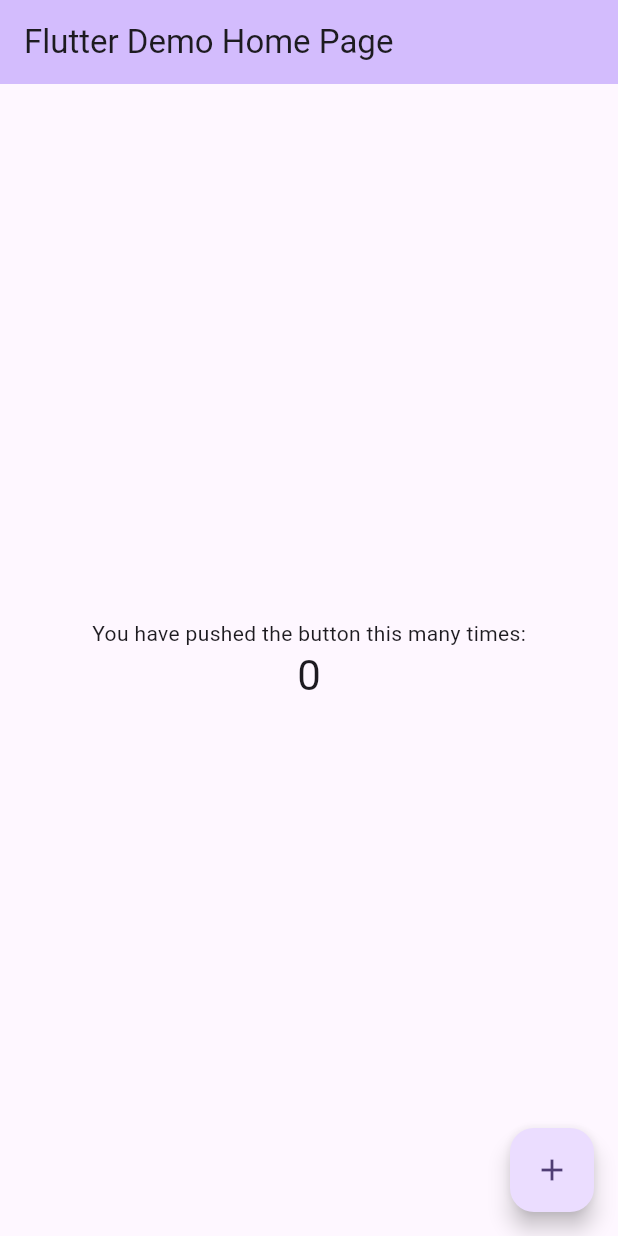
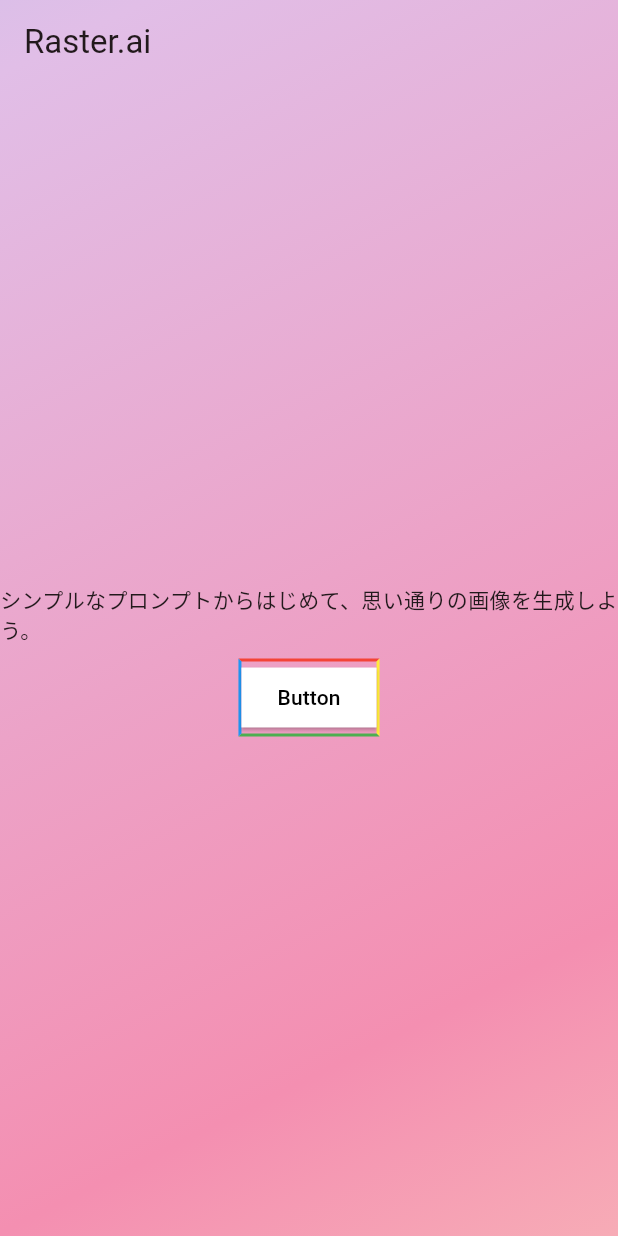
Before and after one commit to utsumees/raster-ai, a Flutter app: the screen it shows after launch, on a phone screen of 412 x 824 dp. Run offline on Flutter 3.47's test engine with Material 3 defaults, Android fonts, the phone set to English and light mode, and no system bars; our stand-ins replace hooks_riverpod.

Commit message:
Implement animation background

```diff
--- a/lib/main.dart
+++ b/lib/main.dart
@@ -1,122 +1,162 @@
+import 'dart:ui' as ui;
+
 import 'package:flutter/material.dart';
+import 'package:hooks_riverpod/hooks_riverpod.dart';
 
 void main() {
-  runApp(const MyApp());
+  runApp(const ProviderScope(child: MyApp()));
 }
 
 class MyApp extends StatelessWidget {
   const MyApp({super.key});
 
-  // This widget is the root of your application.
   @override
   Widget build(BuildContext context) {
     return MaterialApp(
-      title: 'Flutter Demo',
+      title: 'Raster.ai',
       theme: ThemeData(
-        // This is the theme of your application.
-        //
-        // TRY THIS: Try running your application with "flutter run". You'll see
-        // the application has a purple toolbar. Then, without quitting the app,
-        // try changing the seedColor in the colorScheme below to Colors.green
-        // and then invoke "hot reload" (save your changes or press the "hot
-        // reload" button in a Flutter-supported IDE, or press "r" if you used
-        // the command line to start the app).
-        //
-        // Notice that the counter didn't reset back to zero; the application
-        // state is not lost during the reload. To reset the state, use hot
-        // restart instead.
-        //
-        // This works for code too, not just values: Most code changes can be
-        // tested with just a hot reload.
-        colorScheme: ColorScheme.fromSeed(seedColor: Colors.deepPurple),
+        colorScheme: ColorScheme.fromSeed(seedColor: Colors.black54),
+        scaffoldBackgroundColor: Colors.transparent,
       ),
-      home: const MyHomePage(title: 'Flutter Demo Home Page'),
+      home: const GetStartedPage(),
     );
   }
 }
 
-class MyHomePage extends StatefulWidget {
-  const MyHomePage({super.key, required this.title});
-
-  // This widget is the home page of your application. It is stateful, meaning
-  // that it has a State object (defined below) that contains fields that affect
-  // how it looks.
-
-  // This class is the configuration for the state. It holds the values (in this
-  // case the title) provided by the parent (in this case the App widget) and
-  // used by the build method of the State. Fields in a Widget subclass are
-  // always marked "final".
-
-  final String title;
+class GetStartedPage extends ConsumerStatefulWidget {
+  const GetStartedPage({super.key});
 
   @override
-  State<MyHomePage> createState() => _MyHomePageState();
+  _GetStartedPageState createState() => _GetStartedPageState();
 }
 
-class _MyHomePageState extends State<MyHomePage> {
-  int _counter = 0;
+class _GetStartedPageState extends ConsumerState<GetStartedPage>
+    with TickerProviderStateMixin {
+  late AnimationController _controller;
 
-  void _incrementCounter() {
-    setState(() {
-      // This call to setState tells the Flutter framework that something has
-      // changed in this State, which causes it to rerun the build method below
-      // so that the display can reflect the updated values. If we changed
-      // _counter without calling setState(), then the build method would not be
-      // called again, and so nothing would appear to happen.
-      _counter++;
-    });
+  @override
+  void initState() {
+    super.initState();
+
+    // アニメーション用コントローラー (20秒周期でループ)
+    _controller = AnimationController(
+      vsync: this,
+      duration: const Duration(seconds: 20), // ループ時間を長くする
+    )..repeat();
+  }
+
+  @override
+  void dispose() {
+    _controller.dispose();
+    super.dispose();
   }
 
   @override
   Widget build(BuildContext context) {
-    // This method is rerun every time setState is called, for instance as done
-    // by the _incrementCounter method above.
-    //
-    // The Flutter framework has been optimized to make rerunning build methods
-    // fast, so that you can just rebuild anything that needs updating rather
-    // than having to individually change instances of widgets.
-    return Scaffold(
-      appBar: AppBar(
-        // TRY THIS: Try changing the color here to a specific color (to
-        // Colors.amber, perhaps?) and trigger a hot reload to see the AppBar
-        // change color while the other colors stay the same.
-        backgroundColor: Theme.of(context).colorScheme.inversePrimary,
-        // Here we take the value from the MyHomePage object that was created by
-        // the App.build method, and use it to set our appbar title.
-        title: Text(widget.title),
-      ),
-      body: Center(
-        // Center is a layout widget. It takes a single child and positions it
-        // in the middle of the parent.
-        child: Column(
-          // Column is also a layout widget. It takes a list of children and
-          // arranges them vertically. By default, it sizes itself to fit its
-          // children horizontally, and tries to be as tall as its parent.
-          //
-          // Column has various properties to control how it sizes itself and
-          // how it positions its children. Here we use mainAxisAlignment to
-          // center the children vertically; the main axis here is the vertical
-          // axis because Columns are vertical (the cross axis would be
-          // horizontal).
-          //
-          // TRY THIS: Invoke "debug painting" (choose the "Toggle Debug Paint"
-          // action in the IDE, or press "p" in the console), to see the
-          // wireframe for each widget.
-          mainAxisAlignment: MainAxisAlignment.center,
-          children: <Widget>[
-            const Text('You have pushed the button this many times:'),
-            Text(
-              '$_counter',
-              style: Theme.of(context).textTheme.headlineMedium,
+    return Stack(
+      children: [
+        AnimatedBuilder(
+          animation: _controller,
+          builder: (context, child) {
+            return MarbleBackground(animationValue: _controller.value);
+          },
+        ),
+        Scaffold(
+          backgroundColor: Colors.transparent,
+          appBar: AppBar(
+            title: const Text("Raster.ai"),
+            backgroundColor: Colors.transparent,
+            elevation: 0,
+          ),
+          body: SafeArea(
+            child: Center(
+              child: Column(
+                mainAxisSize: MainAxisSize.min,
+                children: [
+                  const Text("シンプルなプロンプトからはじめて、思い通りの画像を生成しよう。"),
+                  const SizedBox(height: 10),
+                  Container(
+                    decoration: BoxDecoration(
+                      border: Border(
+                        top: BorderSide(color: Colors.red, width: 2),
+                        left: BorderSide(color: Colors.blue, width: 2),
+                        right: BorderSide(color: Colors.yellow, width: 2),
+                        bottom: BorderSide(color: Colors.green, width: 2),
+                      ),
+                    ),
+                    child: ElevatedButton(
+                      style: ElevatedButton.styleFrom(
+                        backgroundColor: Colors.white,
+                        foregroundColor: Colors.black,
+                        shape: RoundedRectangleBorder(
+                          borderRadius: BorderRadius.zero,
+                        ),
+                      ),
+                      onPressed: () {},
+                      child: const Text("Button"),
+                    ),
+                  ),
+                ],
+              ),
             ),
-          ],
+          ),
         ),
-      ),
-      floatingActionButton: FloatingActionButton(
-        onPressed: _incrementCounter,
-        tooltip: 'Increment',
-        child: const Icon(Icons.add),
-      ), // This trailing comma makes auto-formatting nicer for build methods.
+      ],
     );
   }
 }
+
+class MarbleBackground extends StatelessWidget {
+  final double animationValue;
+
+  const MarbleBackground({super.key, required this.animationValue});
+
+  @override
+  Widget build(BuildContext context) {
+    return CustomPaint(
+      size: Size.infinite,
+      painter: MarblePainter(animationValue: animationValue),
+    );
+  }
+}
+
+class MarblePainter extends CustomPainter {
+  final double animationValue;
+
+  MarblePainter({required this.animationValue});
+
+  @override
+  void paint(Canvas canvas, Size size) {
+    // ループが正確に繋がるように shift を調整
+    final double shift = (animationValue * size.width * 3) % (size.width * 3);
+
+    // 開始位置と終了位置を正確に設定
+    final Offset startPoint = Offset(-shift, -shift);
+    final Offset endPoint = Offset(
+      size.width * 3 - shift,
+      size.height * 3 - shift,
+    );
+
+    final paint =
+        Paint()
+          ..shader = ui.Gradient.linear(
+            startPoint,
+            endPoint,
+            [
+              Colors.blue.shade200,
+              Colors.purple.shade100,
+              Colors.pink.shade200,
+              Colors.yellow.shade100,
+              Colors.blue.shade200, // 最初の色を最後にも配置し、スムーズなループを作る
+            ],
+            [0.0, 0.25, 0.5, 0.75, 1.0], // 均等に配置
+            TileMode.repeated, // ループをシームレスに
+          );
+
+    final rect = Rect.fromLTWH(0, 0, size.width, size.height);
+    canvas.drawRect(rect, paint);
+  }
+
+  @override
+  bool shouldRepaint(covariant CustomPainter oldDelegate) => true;
+}
```
